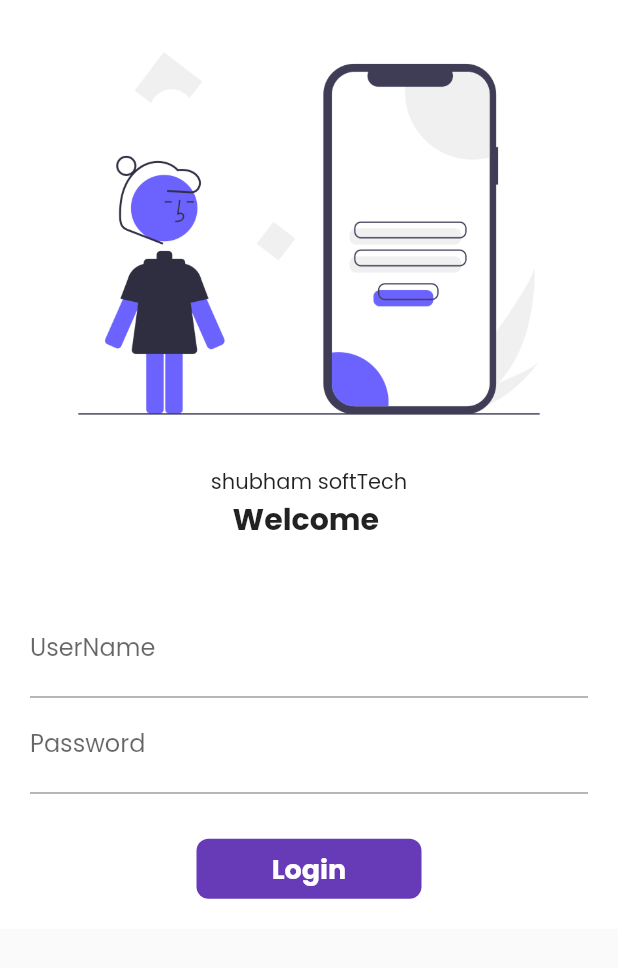
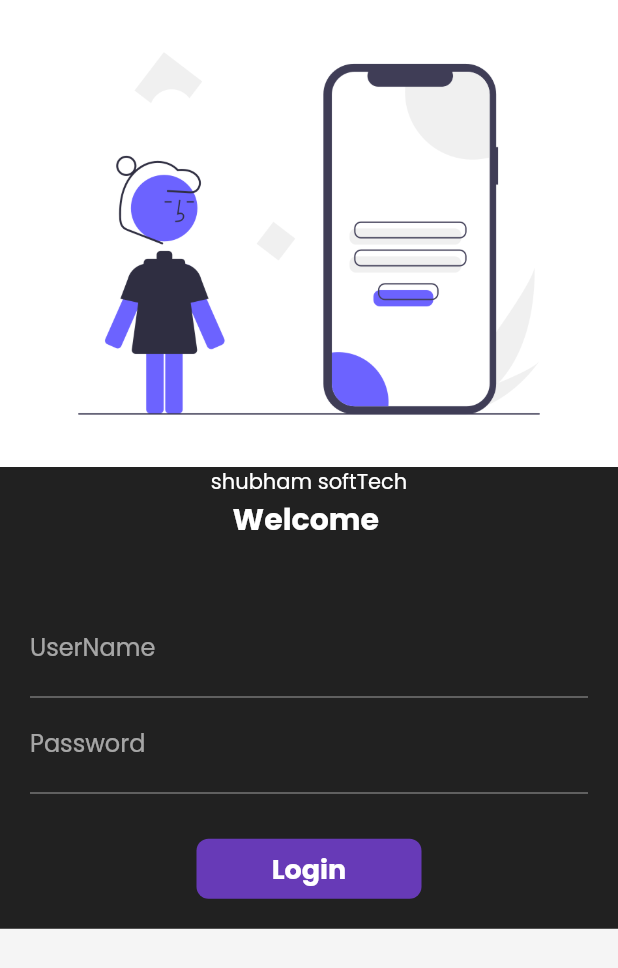
Before and after one commit to shubhamchavan123/LoginPage2, a Flutter app: the LoginPage widget shown alone on an empty page, opened directly, on a phone screen of 412 x 824 dp. Shown: the top 968 px of the screen. Run offline on Flutter 3.47's test engine with Material 2 defaults, Android fonts, the phone set to English and light mode, and no system bars; our stand-ins replace google_fonts, velocity_x; network calls fail.

Commit message:
Themes | Dark Theme | System Themes

```diff
--- a/lib/main.dart
+++ b/lib/main.dart
@@ -18,7 +18,7 @@ class MyApp extends StatelessWidget {
     return MaterialApp(
       // home: Homepage(),
       debugShowCheckedModeBanner: false,
-      themeMode: ThemeMode.light,
+      themeMode: ThemeMode.system,
 
       theme:MyTheme.lightTheme(context),
 
--- a/lib/pages/home_page.dart
+++ b/lib/pages/home_page.dart
@@ -50,11 +50,11 @@ class _HomepageState extends State<Homepage> {
   Widget build(BuildContext context) {
     // final dummyList = List.generate(50, (index) => CatalogModel.items[0]);
     return Scaffold(
-        backgroundColor: MyTheme.creameColor,
+        backgroundColor: Colors.blueGrey,
         floatingActionButton: FloatingActionButton(
           onPressed: () =>Navigator.pushNamed(context,MyRoutes.cartRoute),
-          backgroundColor: Colors.orange,
-          child: Icon(CupertinoIcons.cart),
+          backgroundColor: context.theme.buttonColor,
+          child: Icon(CupertinoIcons.cart,color: Colors.white,),
         ),
 
         // appBar: AppBar(
--- a/lib/pages/login_page.dart
+++ b/lib/pages/login_page.dart
@@ -30,7 +30,7 @@ class _LoginPageState extends State<LoginPage> {
   @override
   Widget build(BuildContext context) {
     return Material(
-      color: Colors.white,
+      color: Colors.black87,
       child: SingleChildScrollView(
         child: Form(
           key: _formKey,
--- a/lib/widgets/home_wedgets/catalog_header.dart
+++ b/lib/widgets/home_wedgets/catalog_header.dart
@@ -9,7 +9,7 @@ class Catelogheader extends StatelessWidget {
     return Column(
       crossAxisAlignment: CrossAxisAlignment.start,
       children: [
-        "Catelog App".text.xl3.bold.color(MyTheme.creameColor1).make(),
+        "Catelog App".text.xl3.bold.color(context.theme.accentColor).make(),
         "TrandingProducts".text.make(),
       ],
     );
--- a/lib/widgets/themes.dart
+++ b/lib/widgets/themes.dart
@@ -1,27 +1,42 @@
-
-
-
 import 'package:flutter/material.dart';
 import 'package:google_fonts/google_fonts.dart';
+import 'package:velocity_x/velocity_x.dart';
 
 class MyTheme {
   static ThemeData lightTheme(BuildContext context) => ThemeData(
+      brightness: Brightness.dark,
       primarySwatch: Colors.purple,
       fontFamily: GoogleFonts.poppins().fontFamily,
+
+      cardColor: Colors.white,
+      canvasColor: creameColor,
+      buttonColor: Colors.blueAccent,
+      accentColor: Colors.white,
       appBarTheme: AppBarTheme(
         color: Colors.white,
         elevation: 0.0,
-        iconTheme: IconThemeData(color: Colors.black),
+        iconTheme: IconThemeData(color: Colors.white),
         toolbarTextStyle: Theme.of(context).textTheme.bodyText2,
         titleTextStyle: Theme.of(context).textTheme.headline6,
       ));
 
   static ThemeData darkTheme(BuildContext context) => ThemeData(
-        brightness: Brightness.dark,
-      );
+      //brightness: Brightness.dark,
+      fontFamily: GoogleFonts.poppins().fontFamily,
+      cardColor: Colors.black,
+      canvasColor: darkcreameColor,
+      buttonColor: lightbluishColor,
+      accentColor: Colors.white ,
+      appBarTheme: AppBarTheme(
+        color: Colors.white,
+        elevation: 0.0,
+        iconTheme: IconThemeData(color: Colors.white),
+        toolbarTextStyle: Theme.of(context).textTheme.bodyText2,
+        titleTextStyle: Theme.of(context).textTheme.headline6,
+      ));
 
-
-
-  static Color creameColor =Color(0xfff5f5f5);
-  static Color creameColor1 =Color(0xff403b58);
+  static Color creameColor = Color(0xfff5f5f5);
+  static Color darkcreameColor = Vx.gray800;
+  static Color lightbluishColor = Vx.purple400;
+  static Color creameColor1 = Color(0xff403b58);
 }
```
Also changed, not shown: lib/pages/home_details_page.dart (+4 -3 lines), lib/widgets/home_wedgets/catalog_list.dart (+7 -3 lines).
